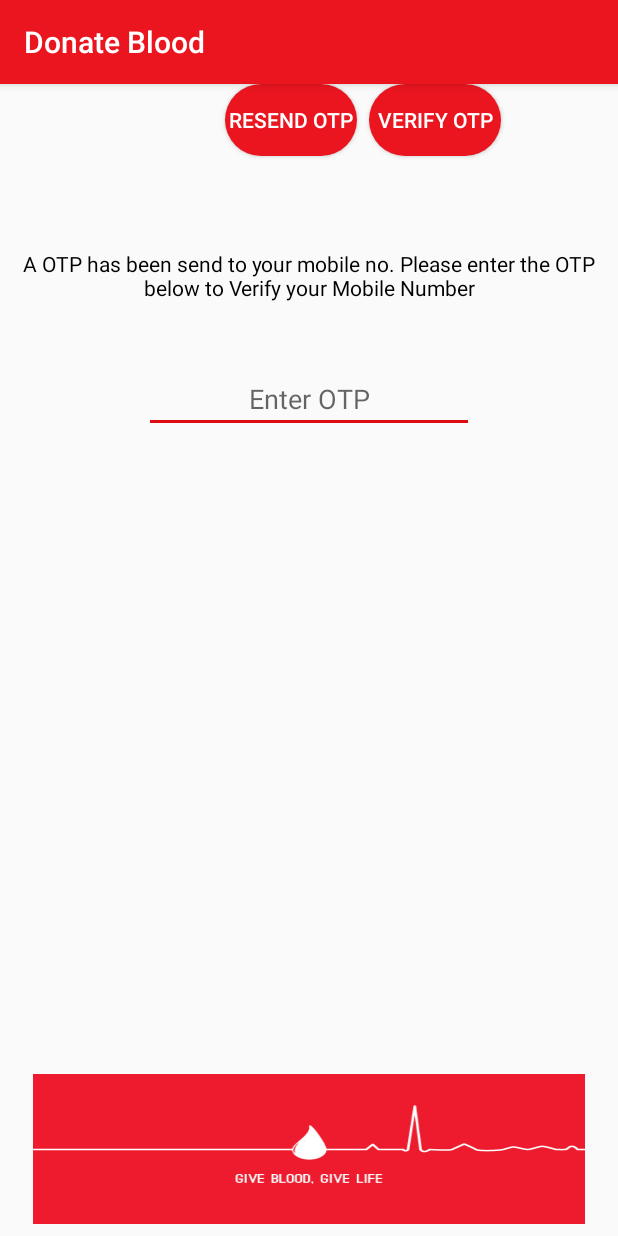
After one commit to atriodata/DonateBlood, an Android app: the VerifyOTP screen opened directly, with no data from a screen before it, on a phone screen of 412 x 824 dp. The commit adds this screen. Run offline under Robolectric (Android 15) with nearby library versions, the phone set to English and light mode, and no system bars; our stand-ins replace Firebase (no records; nobody signed in at launch, a user with empty details on screens opened directly).

Commit message:
PhoneVerify Activity

```diff
--- a/app/src/main/AndroidManifest.xml
+++ b/app/src/main/AndroidManifest.xml
@@ -16,6 +16,7 @@
                 <category android:name="android.intent.category.LAUNCHER" />
             </intent-filter>
         </activity>
+        <activity android:name=".VerifyOTP"/>
     </application>
 
 </manifest>
--- /dev/null
+++ b/app/src/main/java/com/atrio/donateblood/VerifyOTP.java
@@ -0,0 +1,169 @@
+package com.atrio.donateblood;
+
+import android.content.Intent;
+import android.os.Bundle;
+import android.support.annotation.NonNull;
+import android.support.v7.app.AppCompatActivity;
+import android.text.TextUtils;
+import android.util.Log;
+import android.view.View;
+import android.widget.Button;
+import android.widget.EditText;
+import android.widget.Toast;
+
+import com.google.android.gms.tasks.OnCompleteListener;
+import com.google.android.gms.tasks.Task;
+import com.google.firebase.FirebaseException;
+import com.google.firebase.FirebaseTooManyRequestsException;
+import com.google.firebase.auth.AuthResult;
+import com.google.firebase.auth.FirebaseAuth;
+import com.google.firebase.auth.FirebaseAuthInvalidCredentialsException;
+import com.google.firebase.auth.FirebaseUser;
+import com.google.firebase.auth.PhoneAuthCredential;
+import com.google.firebase.auth.PhoneAuthProvider;
+
+import java.util.concurrent.TimeUnit;
+
+public class VerifyOTP extends AppCompatActivity {
+
+    private EditText et_verify;
+    private Button btn_resend,btn_Verify;
+    private String phn_no,mVerificationId,otp;
+    private PhoneAuthProvider.OnVerificationStateChangedCallbacks mCallbacks;
+    FirebaseAuth mAuth;
+    FirebaseUser User;
+    @Override
+    protected void onCreate(Bundle savedInstanceState) {
+        super.onCreate(savedInstanceState);
+        setContentView(R.layout.activity_verify_otp);
+        et_verify=(EditText)findViewById(R.id.et_otp);
+        btn_resend=(Button)findViewById(R.id.btn_resend);
+        btn_Verify=(Button)findViewById(R.id.btn_verify);
+
+        Intent i = getIntent();
+        phn_no = i.getStringExtra("phn_number");
+        Log.i("onVerify","" + phn_no);
+
+        mAuth = FirebaseAuth.getInstance();
+        User= mAuth.getCurrentUser();
+//        fireBasePhLogin(phn_no);
+
+        mCallbacks = new PhoneAuthProvider.OnVerificationStateChangedCallbacks() {
+            @Override
+            public void onVerificationCompleted(PhoneAuthCredential credential) {
+               /* if (progressDialog != null) {
+                    dismissProgressDialog(progressDialog);
+                }*/
+                signInWithPhoneAuthCredential(credential);
+            }
+
+            @Override
+            public void onVerificationFailed(FirebaseException e) {
+                // This callback is invoked in an invalid request for verification is made,
+                // for instance if the the phone number format is not valid.
+//                Log.w(TAG, "onVerificationFailed", e);
+               /* if (progressDialog != null) {
+                    dismissProgressDialog(progressDialog);
+                }*/
+                if (e instanceof FirebaseAuthInvalidCredentialsException) {
+                    // Invalid request
+                    // ...
+                    Log.d("Invalid request", "Invalid request");
+                } else if (e instanceof FirebaseTooManyRequestsException) {
+                    // The SMS quota for the project has been exceeded
+                    // ...
+//                    Log.d("Error", "The SMS quota for the project has been exceeded");
+                    Toast.makeText(VerifyOTP.this, "sms_qutoa_exceeded_alert", Toast.LENGTH_SHORT).show();
+//                    llPhNumberLayout.setVisibility(View.GONE);
+//                    llOTPNumberLayout.setVisibility(View.VISIBLE);
+                }
+
+                // Show a message and update the UI
+                // ...
+            }
+
+            @Override
+            public void onCodeAutoRetrievalTimeOut(String s) {
+                super.onCodeAutoRetrievalTimeOut(s);
+                /*if (progressDialog != null) {
+                    dismissProgressDialog(progressDialog);
+                }*/
+                otp = et_verify.getText().toString().trim();
+                if (TextUtils.isEmpty(otp)) {
+                    Toast.makeText(VerifyOTP.this,"otp_blank_alert", Toast.LENGTH_SHORT).show();
+                } else {
+                    PhoneAuthCredential credential = PhoneAuthProvider.getCredential(s, otp);
+                    signInWithPhoneAuthCredential(credential);
+                }
+            }
+
+            @Override
+            public void onCodeSent(String verificationId,
+                                   PhoneAuthProvider.ForceResendingToken token) {
+                /*if (progressDialog != null) {
+                    dismissProgressDialog(progressDialog);
+                }*/
+                mVerificationId = verificationId;
+                final String mResendToken = token.toString();
+                Toast.makeText(VerifyOTP.this,"otp_send_message", Toast.LENGTH_SHORT).show();
+                // ...
+            }
+        };
+        btn_Verify.setOnClickListener(new View.OnClickListener() {
+            @Override
+            public void onClick(View v) {
+                if (TextUtils.isEmpty(et_verify.getText().toString().trim())) {
+                    Toast.makeText(VerifyOTP.this, "otp_blank_alert", Toast.LENGTH_SHORT).show();
+                } else {
+                    otp = et_verify.getText().toString().trim();
+                    PhoneAuthCredential credential = PhoneAuthProvider.getCredential(mVerificationId, otp);
+                    signInWithPhoneAuthCredential(credential);
+                }
+            }
+        });
+        btn_resend.setOnClickListener(new View.OnClickListener() {
+            @Override
+            public void onClick(View v) {
+                    fireBasePhLogin(phn_no);
+            }
+        });
+    }
+
+    @Override
+    protected void onStart() {
+        super.onStart();
+        fireBasePhLogin(phn_no);
+
+    }
+
+    private void fireBasePhLogin(String phoneNumber) {
+        Log.i("onCodeSent422:" ,""+ phoneNumber);
+
+        PhoneAuthProvider.getInstance().verifyPhoneNumber(
+                phoneNumber,        // Phone number to verify
+                60,                 // Timeout duration
+                TimeUnit.SECONDS,   // Unit of timeout
+                this,               // Activity (for callback binding)
+                mCallbacks);        // OnVerificationStateChangedCallbacks
+
+    }
+    private void signInWithPhoneAuthCredential(PhoneAuthCredential credential) {
+        mAuth.signInWithCredential(credential)
+                .addOnCompleteListener(this, new OnCompleteListener<AuthResult>() {
+                    @Override
+                    public void onComplete(@NonNull Task<AuthResult> task) {
+                        if (task.isSuccessful()) {
+                          User = task.getResult().getUser();
+                            Log.d("", "onComplete: " + User);
+                            Toast.makeText(VerifyOTP.this, "Ph number verified", Toast.LENGTH_SHORT).show();
+                            // ...
+                        } else {
+                            if (task.getException() instanceof FirebaseAuthInvalidCredentialsException) {
+                                // The verification code entered was invalid
+                                Toast.makeText(VerifyOTP.this, "wrong_verification_code_alert", Toast.LENGTH_SHORT).show();
+                            }
+                        }
+                    }
+                });
+    }
+}
--- /dev/null
+++ b/app/src/main/res/drawable/ripple_effect.xml
@@ -0,0 +1,25 @@
+<?xml version="1.0" encoding="utf-8"?>
+<selector xmlns:android="http://schemas.android.com/apk/res/android">
+
+    <item android:state_pressed="true">
+        <shape android:shape="rectangle">
+            <corners android:radius="200dp" />
+            <gradient
+                android:angle="315"
+                android:centerX="40%"
+                android:centerColor="@color/centercolor"
+                android:startColor="@color/startcolor"
+                android:endColor="@color/endcolor"
+                android:type="linear"
+                />
+        </shape>
+    </item>
+    <item>
+        <shape android:shape="rectangle">
+            <corners android:radius="200dp" />
+            <solid android:color="@color/startcolor" />
+          <!-- <solid android:color="@color/centercolor" />-->
+        </shape>
+    </item>
+
+</selector>
--- /dev/null
+++ b/app/src/main/res/layout/activity_verify_otp.xml
@@ -0,0 +1,81 @@
+<?xml version="1.0" encoding="utf-8"?>
+<android.support.constraint.ConstraintLayout xmlns:android="http://schemas.android.com/apk/res/android"
+    xmlns:app="http://schemas.android.com/apk/res-auto"
+    xmlns:tools="http://schemas.android.com/tools"
+    android:layout_width="match_parent"
+    android:layout_height="match_parent"
+    tools:context="com.atrio.donateblood.VerifyOTP">
+
+    <TextView
+        android:id="@+id/tv_otp"
+        android:layout_width="wrap_content"
+        android:layout_height="wrap_content"
+        android:text="@string/otp_verify"
+        android:textColor="@color/black"
+        android:layout_marginRight="16dp"
+        app:layout_constraintRight_toRightOf="parent"
+        android:layout_marginLeft="16dp"
+        app:layout_constraintLeft_toLeftOf="parent"
+        app:layout_constraintTop_toTopOf="parent"
+        android:layout_marginTop="100dp"
+        android:gravity="center"
+        android:padding="10dp"
+        android:layout_marginStart="16dp"
+        android:layout_marginEnd="16dp" />
+
+        <EditText
+            android:id="@+id/et_otp"
+            android:layout_width="220dp"
+            android:layout_height="wrap_content"
+            android:hint="Enter OTP"
+            android:inputType="phone"
+            android:gravity="center"
+            android:maxLength="15"
+            android:layout_marginEnd="16dp"
+            android:layout_marginStart="16dp"
+            android:layout_marginLeft="16dp"
+            app:layout_constraintLeft_toLeftOf="parent"
+            android:layout_marginRight="16dp"
+            app:layout_constraintRight_toRightOf="parent"
+            android:layout_marginTop="32dp"
+            app:layout_constraintTop_toBottomOf="@+id/tv_otp" />
+
+    <Button
+        android:id="@+id/btn_verify"
+        android:layout_width="88dp"
+        android:layout_height="wrap_content"
+        android:background="@drawable/ripple_effect"
+        android:text="Verify OTP"
+        android:textColor="@color/white"
+        tools:layout_editor_absoluteY="285dp"
+        app:layout_constraintRight_toRightOf="parent"
+        app:layout_constraintLeft_toLeftOf="parent"
+        app:layout_constraintHorizontal_bias="0.76" />
+
+    <Button
+        android:id="@+id/btn_resend"
+        android:layout_width="88dp"
+        android:layout_height="wrap_content"
+        android:text="Resend OTP"
+        android:textColor="@color/white"
+        android:background="@drawable/ripple_effect"
+        app:layout_constraintLeft_toLeftOf="parent"
+        tools:layout_editor_absoluteY="285dp"
+        app:layout_constraintRight_toRightOf="parent"
+        app:layout_constraintHorizontal_bias="0.462" />
+    <ImageView
+        android:id="@+id/imageView2"
+        android:layout_width="368dp"
+        android:layout_height="100dp"
+        app:srcCompat="@drawable/blood_img"
+        android:scaleType="fitXY"
+        app:layout_constraintLeft_toLeftOf="parent"
+        app:layout_constraintBottom_toBottomOf="parent"
+        android:layout_marginBottom="8dp"
+        android:layout_marginRight="8dp"
+        app:layout_constraintRight_toRightOf="parent"
+        android:layout_marginLeft="8dp"
+        android:layout_marginStart="8dp"
+        android:layout_marginEnd="8dp" />
+
+</android.support.constraint.ConstraintLayout>
--- a/app/src/main/res/values/colors.xml
+++ b/app/src/main/res/values/colors.xml
@@ -1,6 +1,13 @@
 <?xml version="1.0" encoding="utf-8"?>
 <resources>
-    <color name="colorPrimary">#3F51B5</color>
-    <color name="colorPrimaryDark">#303F9F</color>
-    <color name="colorAccent">#FF4081</color>
+    <color name="colorPrimary">#ea151f</color>
+    <color name="colorPrimaryDark">#c4262e</color>
+    <color name="colorAccent">#de0b0f</color>
+    <color name="red">#e1080f</color>
+    <color name="colorRipple">#ed7519</color>
+    <color name="white">#FFFFFF</color>
+    <color name="startcolor">#ea151f</color>
+    <color name="centercolor">#e95165</color>
+    <color name="endcolor">#940320</color>
+    <color name="black">#000000</color>
 </resources>
--- a/app/src/main/res/values/strings.xml
+++ b/app/src/main/res/values/strings.xml
@@ -1,3 +1,6 @@
 <resources>
     <string name="app_name">Donate Blood</string>
+    <string name="google_play_services_error">Google Play Services Error</string>
+    <string name="otp_verify">A OTP has been send to your mobile no. Please enter the OTP below to Verify your Mobile Number</string>
+    <string name="verify_phn">We will send an SMS message to verify your phone number.Enter your country code and phone number.</string>
 </resources>
--- a/build.gradle
+++ b/build.gradle
@@ -9,6 +9,7 @@ buildscript {
 
         // NOTE: Do not place your application dependencies here; they belong
         // in the individual module build.gradle files
+        classpath 'com.google.gms:google-services:3.0.0'
     }
 }
 
```
Also changed, not shown: app/build.gradle (+7 -0 lines), app/src/main/java/com/atrio/donateblood/MainActivity.java (+53 -1 lines), app/src/main/res/layout/activity_main.xml (+90 -2 lines), app/src/main/res/drawable/blood_img.jpg (added).
